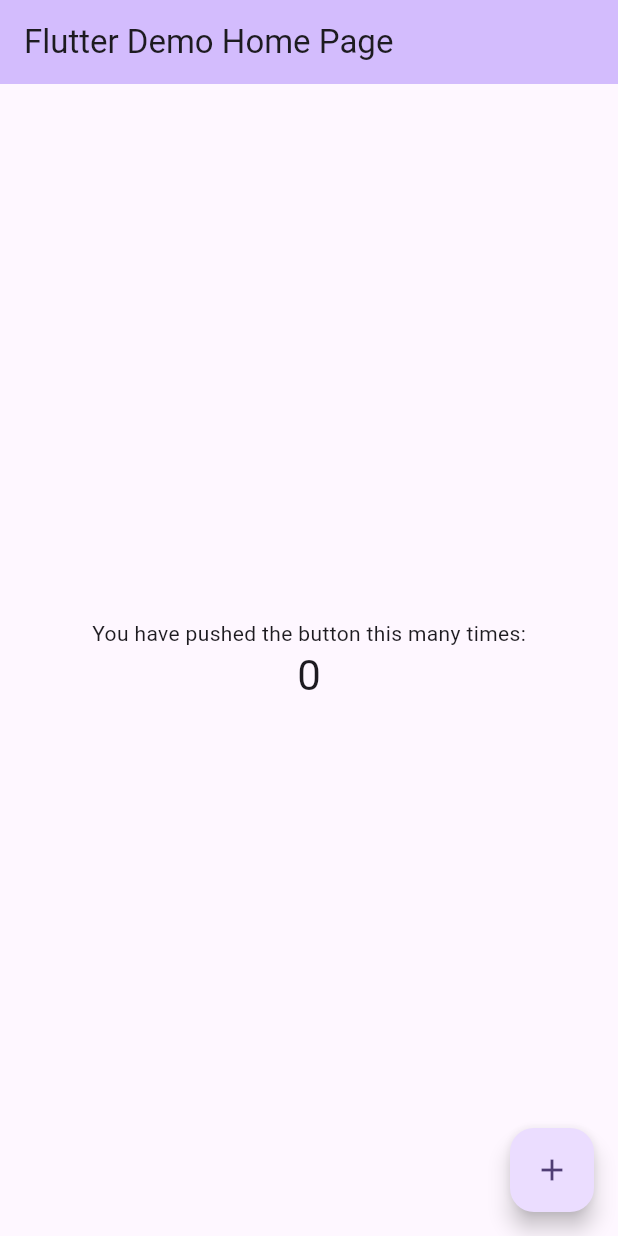
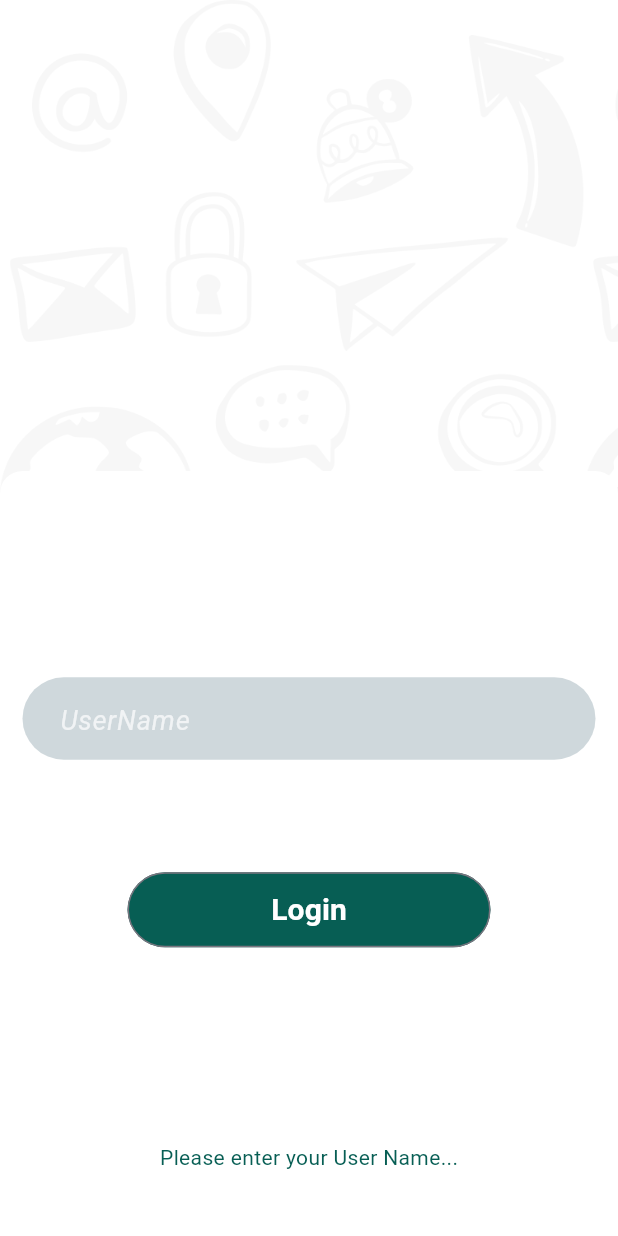
Before and after one commit to mtengineer90/socket_chat_application, a Flutter app: the screen it shows after launch, on a phone screen of 412 x 824 dp. Run offline on Flutter 3.47's test engine with Material 2 defaults, Android fonts, the light colour scheme and no system bars.

Commit message:
Login UI Design

```diff
--- a/lib/main.dart
+++ b/lib/main.dart
@@ -1,4 +1,5 @@
 import 'package:flutter/material.dart';
+import 'package:socket_chat_application/screens/login_screen.dart';
 
 void main() {
   runApp(const MyApp());
@@ -7,119 +8,15 @@ void main() {
 class MyApp extends StatelessWidget {
   const MyApp({super.key});
 
-  // This widget is the root of your application.
   @override
   Widget build(BuildContext context) {
     return MaterialApp(
-      title: 'Flutter Demo',
+      title: 'Socket Chat',
       theme: ThemeData(
-        // This is the theme of your application.
-        //
-        // TRY THIS: Try running your application with "flutter run". You'll see
-        // the application has a blue toolbar. Then, without quitting the app,
-        // try changing the seedColor in the colorScheme below to Colors.green
-        // and then invoke "hot reload" (save your changes or press the "hot
-        // reload" button in a Flutter-supported IDE, or press "r" if you used
-        // the command line to start the app).
-        //
-        // Notice that the counter didn't reset back to zero; the application
-        // state is not lost during the reload. To reset the state, use hot
-        // restart instead.
-        //
-        // This works for code too, not just values: Most code changes can be
-        // tested with just a hot reload.
         colorScheme: ColorScheme.fromSeed(seedColor: Colors.deepPurple),
         useMaterial3: true,
       ),
-      home: const MyHomePage(title: 'Flutter Demo Home Page'),
+      home: LoginScreen(),
     );
   }
 }
-
-class MyHomePage extends StatefulWidget {
-  const MyHomePage({super.key, required this.title});
-
-  // This widget is the home page of your application. It is stateful, meaning
-  // that it has a State object (defined below) that contains fields that affect
-  // how it looks.
-
-  // This class is the configuration for the state. It holds the values (in this
-  // case the title) provided by the parent (in this case the App widget) and
-  // used by the build method of the State. Fields in a Widget subclass are
-  // always marked "final".
-
-  final String title;
-
-  @override
-  State<MyHomePage> createState() => _MyHomePageState();
-}
-
-class _MyHomePageState extends State<MyHomePage> {
-  int _counter = 0;
-
-  void _incrementCounter() {
-    setState(() {
-      // This call to setState tells the Flutter framework that something has
-      // changed in this State, which causes it to rerun the build method below
-      // so that the display can reflect the updated values. If we changed
-      // _counter without calling setState(), then the build method would not be
-      // called again, and so nothing would appear to happen.
-      _counter++;
-    });
-  }
-
-  @override
-  Widget build(BuildContext context) {
-    // This method is rerun every time setState is called, for instance as done
-    // by the _incrementCounter method above.
-    //
-    // The Flutter framework has been optimized to make rerunning build methods
-    // fast, so that you can just rebuild anything that needs updating rather
-    // than having to individually change instances of widgets.
-    return Scaffold(
-      appBar: AppBar(
-        // TRY THIS: Try changing the color here to a specific color (to
-        // Colors.amber, perhaps?) and trigger a hot reload to see the AppBar
-        // change color while the other colors stay the same.
-        backgroundColor: Theme.of(context).colorScheme.inversePrimary,
-        // Here we take the value from the MyHomePage object that was created by
-        // the App.build method, and use it to set our appbar title.
-        title: Text(widget.title),
-      ),
-      body: Center(
-        // Center is a layout widget. It takes a single child and positions it
-        // in the middle of the parent.
-        child: Column(
-          // Column is also a layout widget. It takes a list of children and
-          // arranges them vertically. By default, it sizes itself to fit its
-          // children horizontally, and tries to be as tall as its parent.
-          //
-          // Column has various properties to control how it sizes itself and
-          // how it positions its children. Here we use mainAxisAlignment to
-          // center the children vertically; the main axis here is the vertical
-          // axis because Columns are vertical (the cross axis would be
-          // horizontal).
-          //
-          // TRY THIS: Invoke "debug painting" (choose the "Toggle Debug Paint"
-          // action in the IDE, or press "p" in the console), to see the
-          // wireframe for each widget.
-          mainAxisAlignment: MainAxisAlignment.center,
-          children: <Widget>[
-            const Text(
-              'You have pushed the button this many times:',
-            ),
-            Text(
-              '$_counter',
-              style: Theme.of(context).textTheme.headlineMedium,
-            ),
-          ],
-        ),
-      ),
-      floatingActionButton: FloatingActionButton(
-        onPressed: _incrementCounter,
-        tooltip: 'Increment',
-        child: const Icon(Icons.add),
-      ), // This trailing comma makes auto-formatting nicer for build methods.
-    );
-  }
-}
--- /dev/null
+++ b/lib/screens/login_screen.dart
@@ -0,0 +1,110 @@
+import 'package:flutter/foundation.dart';
+import 'package:flutter/material.dart';
+
+import '../utils/constants.dart';
+
+class LoginScreen extends StatelessWidget {
+  final userNameController = TextEditingController();
+
+  LoginScreen({Key? key}) : super(key: key);
+
+  //Widget for user input
+  Widget inputWidgetUser(TextEditingController userInput, String hintTitle,
+      TextInputType keyboardType) {
+    return Container(
+      height: 55,
+      margin: const EdgeInsets.only(bottom: 15),
+      decoration: BoxDecoration(
+          color: Colors.blueGrey.shade100,
+          borderRadius: BorderRadius.circular(30)),
+      child: Padding(
+        padding: const EdgeInsets.only(left: 25.0, top: 15, right: 25),
+        child: TextField(
+          controller: userInput,
+          autocorrect: false,
+          enableSuggestions: false,
+          autofocus: false,
+          decoration: InputDecoration.collapsed(
+            hintText: hintTitle,
+            hintStyle: const TextStyle(
+                fontSize: 18,
+                color: Colors.white70,
+                fontStyle: FontStyle.italic),
+          ),
+          keyboardType: keyboardType,
+        ),
+      ),
+    );
+  }
+
+  @override
+  Widget build(BuildContext context) {
+    return Scaffold(
+      body: Container(
+        decoration: const BoxDecoration(
+          image: DecorationImage(
+            alignment: Alignment.topCenter,
+            fit: BoxFit.fill,
+            image: AssetImage('assets/background.png'),
+          ),
+        ),
+        child: Column(
+          mainAxisAlignment: MainAxisAlignment.end,
+          children: [
+            Container(
+              height: 510,
+              width: double.infinity,
+              decoration: const BoxDecoration(
+                color: Colors.white,
+                borderRadius: BorderRadius.only(
+                    topLeft: Radius.circular(15),
+                    topRight: Radius.circular(15)),
+              ),
+              child: Padding(
+                padding: const EdgeInsets.all(15.0),
+                child: Column(
+                  mainAxisAlignment: MainAxisAlignment.spaceAround,
+                  crossAxisAlignment: CrossAxisAlignment.stretch,
+                  children: [
+                    const SizedBox(height: 40),
+                    inputWidgetUser(userNameController, 'UserName',
+                        TextInputType.text),
+                    Container(
+                      height: 55,
+                      padding:
+                      const EdgeInsets.only(top: 5, left: 70, right: 70),
+                      child: OutlinedButton(style: OutlinedButton.styleFrom(
+                        shape: RoundedRectangleBorder(
+                            borderRadius: BorderRadius.circular(25)),
+                        backgroundColor: primaryColor,
+                      ),
+                        onPressed: () {
+                          if (kDebugMode) {
+                            print(userNameController.text);
+                          }
+                        },
+                        child: const Text(
+                          'Login',
+                          style: TextStyle(
+                            fontSize: 20,
+                            fontWeight: FontWeight.w700,
+                            color: Colors.white,
+                          ),
+                        ),
+                      ),
+                    ),
+                    const SizedBox(height: 20),
+                    Center(
+                      child: Text('Please enter your User Name...',
+                        style: TextStyle(color: primaryColor),),
+                    ),
+                  ],
+                ),
+              ),
+            ),
+          ],
+        ),
+      ),
+    );
+  }
+}
--- /dev/null
+++ b/lib/utils/constants.dart
@@ -0,0 +1,4 @@
+import 'package:flutter/material.dart';
+
+
+Color primaryColor = const Color(0xFF075E54);
--- a/pubspec.yaml
+++ b/pubspec.yaml
@@ -59,8 +59,8 @@ flutter:
   uses-material-design: true
 
   # To add assets to your application, add an assets section, like this:
-  # assets:
-  #   - images/a_dot_burr.jpeg
+  assets:
+    - assets/background.png
   #   - images/a_dot_ham.jpeg
 
   # An image asset can refer to one or more resolution-specific "variants", see
```
Also changed, not shown: assets/background.png (added).
